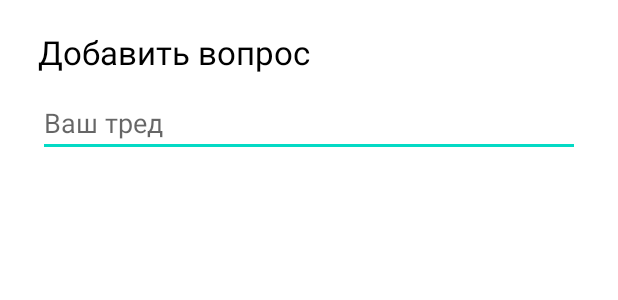
After one commit to AIResClub/icton-site-mobile-app, an Android app: the layout dialog_quest_add.xml on its own in the app's theme, with its tools: preview values and no code run, on a phone screen of 412 x 824 dp. The commit adds this screen. Shown: the top 300 px of the screen. Run offline under Robolectric (Android 15) with nearby library versions, the phone set to English and light mode, and no system bars.

Commit message:
overlay changed

```diff
--- a/app/src/main/java/com/itmo/ictmobile/dialog/AddQuestionDialogFragment.kt
+++ b/app/src/main/java/com/itmo/ictmobile/dialog/AddQuestionDialogFragment.kt
@@ -6,20 +6,20 @@ import android.os.Bundle
 import android.widget.EditText
 import androidx.fragment.app.DialogFragment
 import com.itmo.ictmobile.R
+import kotlinx.android.synthetic.main.dialog_quest_add.*
 
 class AddQuestionDialogFragment(private val yesOption: (editText: EditText) -> Unit) :
     DialogFragment() {
     override fun onCreateDialog(savedInstanceState: Bundle?): Dialog {
         return activity?.let {
+            val inflater = requireActivity().layoutInflater
             val builder = AlertDialog.Builder(it)
-            val editText = EditText(activity)
-            builder
-                .setTitle(R.string.add_question)
-                .setView(editText)
+//            val editText = EditText(activity)
+            builder.setView(inflater.inflate(R.layout.dialog_quest_add, null))
                 .setPositiveButton(
                     R.string.add_question_btn
                 ) { dialogInterface, i ->
-                    yesOption(editText)
+                    yesOption(edit_quest)
                 }
                 .setNegativeButton(
                     R.string.cancel_question_btn
--- /dev/null
+++ b/app/src/main/res/layout/dialog_quest_add.xml
@@ -0,0 +1,26 @@
+<?xml version="1.0" encoding="utf-8"?>
+<LinearLayout xmlns:android="http://schemas.android.com/apk/res/android"
+    android:layout_width="match_parent"
+    android:layout_height="match_parent"
+    android:orientation="vertical"
+    android:paddingTop="20dp"
+    android:paddingHorizontal="25dp">
+
+    <TextView
+        android:layout_height="wrap_content"
+        android:layout_width="wrap_content"
+        android:textColor="@color/black"
+        android:textSize="22dp"
+        android:text="Добавить вопрос"/>
+
+    <EditText
+        android:id="@+id/edit_quest"
+        android:layout_marginTop="10dp"
+        android:layout_width="match_parent"
+        android:layout_height="wrap_content"
+        android:hint="Ваш тред"
+        />
+
+
+
+</LinearLayout>
```
